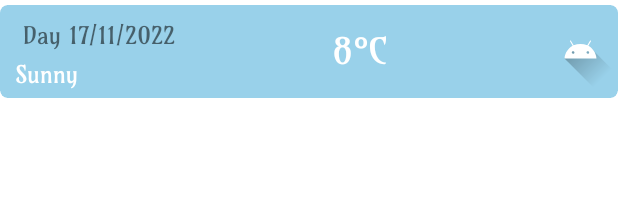
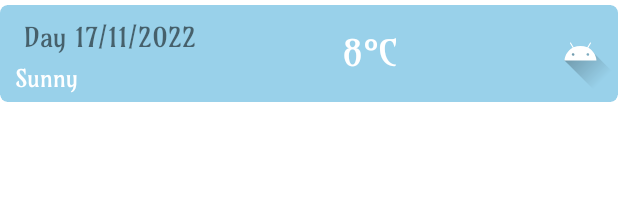
Before and after one commit to AntonLazovski/MaWeather, an Android app: the layout list_item.xml on its own in the app's theme, with its tools: preview values and no code run, on a phone screen of 412 x 824 dp. Shown: the top 214 px of the screen. Run offline under Robolectric (Android 15) with nearby library versions, the light colour scheme and no system bars; network calls fail; Roboto replaces fonts that are not available here.

Commit message:
Начало создания оформления, Recycler View

```diff
--- a/app/src/main/res/layout/list_item.xml
+++ b/app/src/main/res/layout/list_item.xml
@@ -21,7 +21,7 @@
             android:layout_marginTop="10dp"
             android:fontFamily="@font/amarante"
             android:text=" Day 17/11/2022"
-            android:textSize="16sp"
+            android:textSize="18sp"
             app:layout_constraintStart_toStartOf="parent"
             app:layout_constraintTop_toTopOf="parent" />
 
```
